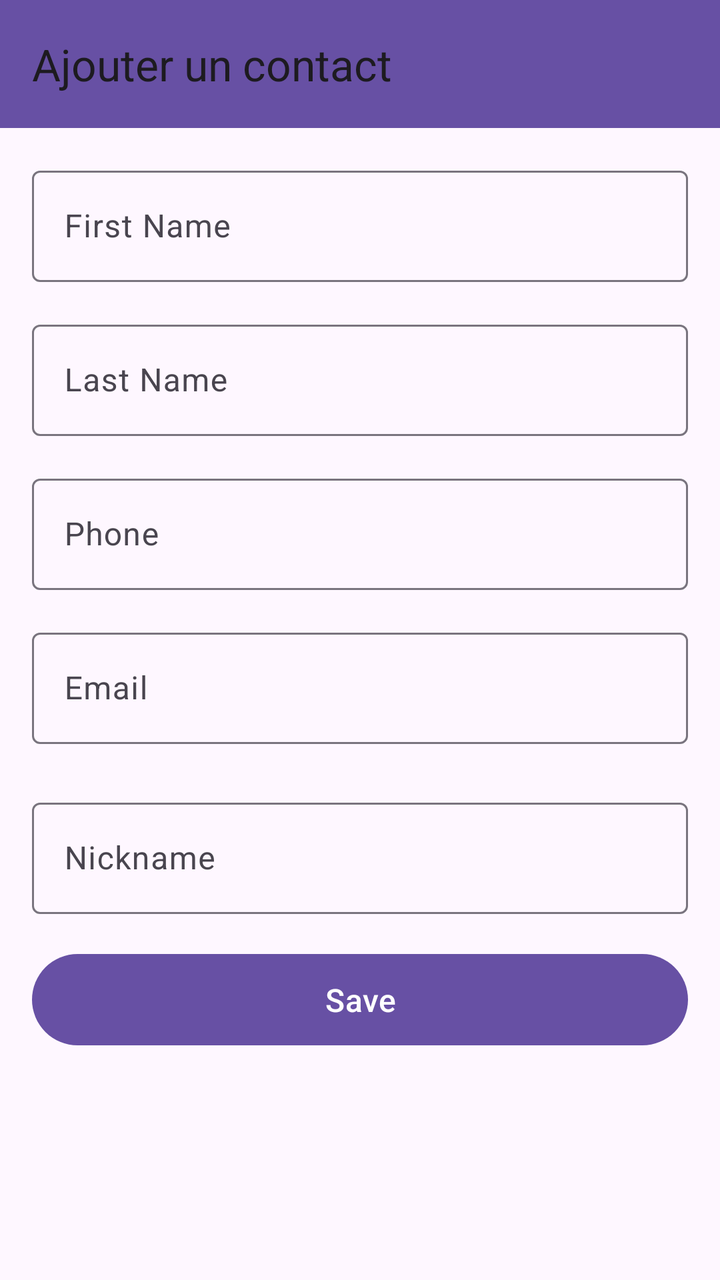
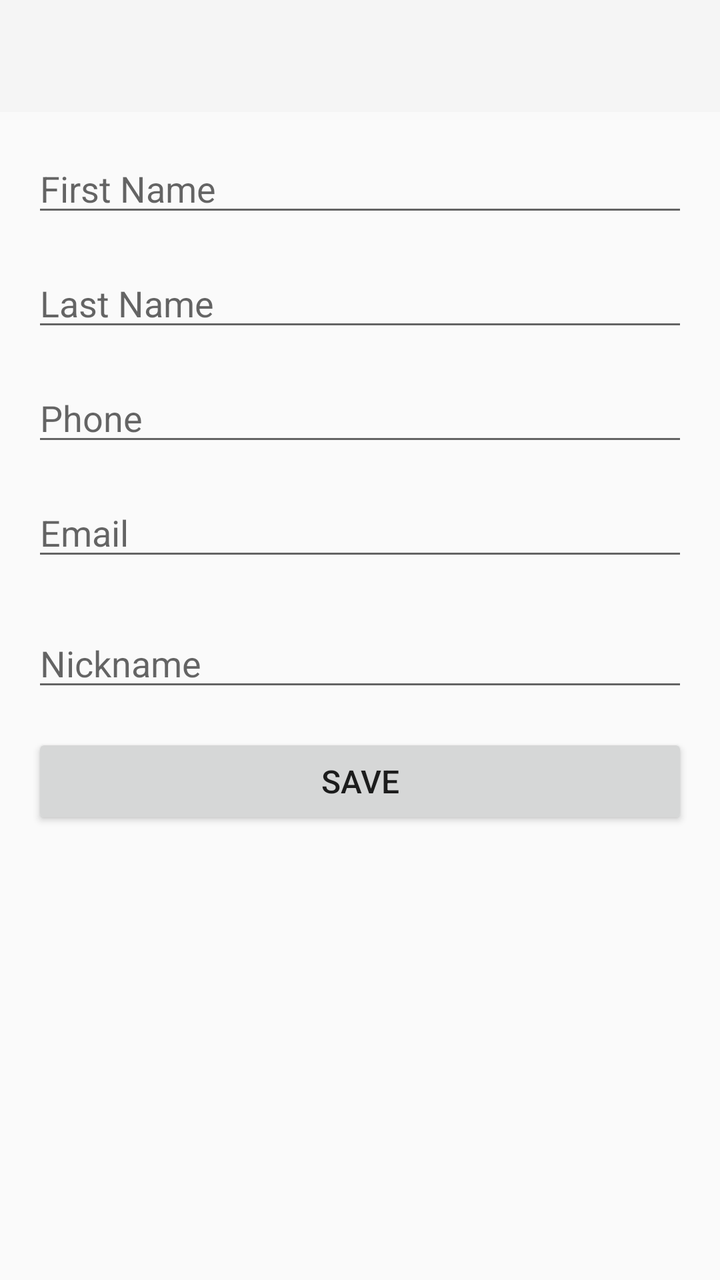

Screens rendered from an Android XML layout before and after an edit, with the pre-edit source and the edit as a unified diff.
<!-- AndroidManifest.xml: application theme Theme.Ft_hangouts -->
<!-- res/layout/activity_add_contact.xml -->
<?xml version="1.0" encoding="utf-8"?>
<androidx.constraintlayout.widget.ConstraintLayout xmlns:android="http://schemas.android.com/apk/res/android"
	xmlns:app="http://schemas.android.com/apk/res-auto"
	xmlns:tools="http://schemas.android.com/tools"
	android:id="@+id/add_contact_container"
	android:layout_width="match_parent"
	android:layout_height="match_parent"
	tools:context=".AddContactActivity">

	<LinearLayout
		android:layout_width="match_parent"
		android:layout_height="match_parent"
		android:orientation="vertical"
		app:layout_constraintTop_toTopOf="parent"
		app:layout_constraintStart_toStartOf="parent">

		<androidx.appcompat.widget.Toolbar
			android:id="@+id/toolbar_add"
			android:layout_width="match_parent"
			android:layout_height="?attr/actionBarSize"
			android:background="?attr/colorPrimary"
			android:theme="?attr/actionBarTheme"
			app:title="Ajouter un contact" />

		<ScrollView
			android:layout_width="match_parent"
			android:layout_height="match_parent"
			android:padding="16dp">

			<LinearLayout
				android:layout_width="match_parent"
				android:layout_height="wrap_content"
				android:orientation="vertical">

				<com.google.android.material.textfield.TextInputLayout
					android:layout_width="match_parent"
					android:layout_height="wrap_content"
					android:layout_marginBottom="16dp">

					<EditText
						android:id="@+id/edit_contact_firstname"
						android:layout_width="match_parent"
						android:layout_height="wrap_content"
						android:hint="@string/edit_firstname"
						android:inputType="text" />
				</com.google.android.material.textfield.TextInputLayout>

				<com.google.android.material.textfield.TextInputLayout
					android:layout_width="match_parent"
					android:layout_height="wrap_content"
					android:layout_marginBottom="16dp">

					<EditText
						android:id="@+id/edit_contact_lastname"
						android:layout_width="match_parent"
						android:layout_height="wrap_content"
						android:hint="@string/edit_lastname"
						android:inputType="text" />
				</com.google.android.material.textfield.TextInputLayout>

				<com.google.android.material.textfield.TextInputLayout
					android:layout_width="match_parent"
					android:layout_height="wrap_content"
					android:layout_marginBottom="16dp">

					<EditText
						android:id="@+id/edit_contact_phone"
						android:layout_width="match_parent"
						android:layout_height="wrap_content"
						android:hint="@string/edit_phone"
						android:inputType="phone" />
				</com.google.android.material.textfield.TextInputLayout>

				<com.google.android.material.textfield.TextInputLayout
					android:layout_width="match_parent"
					android:layout_height="wrap_content"
					android:layout_marginBottom="24dp">

					<EditText
						android:id="@+id/edit_contact_email"
						android:layout_width="match_parent"
						android:layout_height="wrap_content"
						android:hint="@string/edit_email"
						android:inputType="textEmailAddress" />
				</com.google.android.material.textfield.TextInputLayout>

				<com.google.android.material.textfield.TextInputLayout
					android:layout_width="match_parent"
					android:layout_height="wrap_content"
					android:layout_marginBottom="16dp">

					<EditText
						android:id="@+id/edit_contact_nickname"
						android:layout_width="match_parent"
						android:layout_height="wrap_content"
						android:hint="@string/edit_nickname"
						android:inputType="text" />
				</com.google.android.material.textfield.TextInputLayout>

				<Button
					android:id="@+id/btn_save_contact"
					android:layout_width="match_parent"
					android:layout_height="wrap_content"
					android:text="@string/btn_save"
					android:textSize="16sp"
					android:padding="12dp" />
			</LinearLayout>
		</ScrollView>
	</LinearLayout>
</androidx.constraintlayout.widget.ConstraintLayout>
<!-- resources referenced by this layout -->
<resources>
  <string name="btn_save">Save</string>
  <string name="edit_email">Email</string>
  <string name="edit_firstname">First Name</string>
  <string name="edit_lastname">Last Name</string>
  <string name="edit_nickname">Nickname</string>
  <string name="edit_phone">Phone</string>
  <style name="Theme.Ft_hangouts" parent="Base.Theme.Ft_hangouts" />
  <style name="Base.Theme.Ft_hangouts" parent="Theme.Material3.DayNight.NoActionBar">
          
          
      </style>
</resources>

<!-- the commit's change to res/layout/activity_add_contact.xml (unified diff, before → after) -->
@@ -1,110 +1,77 @@
 <?xml version="1.0" encoding="utf-8"?>
-<androidx.constraintlayout.widget.ConstraintLayout xmlns:android="http://schemas.android.com/apk/res/android"
-	xmlns:app="http://schemas.android.com/apk/res-auto"
+<LinearLayout xmlns:android="http://schemas.android.com/apk/res/android"
 	xmlns:tools="http://schemas.android.com/tools"
 	android:id="@+id/add_contact_container"
 	android:layout_width="match_parent"
 	android:layout_height="match_parent"
+	android:orientation="vertical"
 	tools:context=".AddContactActivity">
 
-	<LinearLayout
+	<androidx.appcompat.widget.Toolbar
+		android:id="@+id/toolbar_add"
+		android:layout_width="match_parent"
+		android:layout_height="?attr/actionBarSize"
+		android:background="?attr/colorPrimary"
+		android:theme="?attr/actionBarTheme"
+		android:title="@string/toolbar_add_contact" />
+
+	<ScrollView
 		android:layout_width="match_parent"
 		android:layout_height="match_parent"
-		android:orientation="vertical"
-		app:layout_constraintTop_toTopOf="parent"
-		app:layout_constraintStart_toStartOf="parent">
+		android:padding="16dp">
 
-		<androidx.appcompat.widget.Toolbar
-			android:id="@+id/toolbar_add"
+		<LinearLayout
 			android:layout_width="match_parent"
-			android:layout_height="?attr/actionBarSize"
-			android:background="?attr/colorPrimary"
-			android:theme="?attr/actionBarTheme"
-			app:title="Ajouter un contact" />
+			android:layout_height="wrap_content"
+			android:orientation="vertical">
 
-		<ScrollView
-			android:layout_width="match_parent"
-			android:layout_height="match_parent"
-			android:padding="16dp">
-
-			<LinearLayout
+			<EditText
+				android:id="@+id/edit_contact_firstname"
 				android:layout_width="match_parent"
 				android:layout_height="wrap_content"
-				android:orientation="vertical">
+				android:layout_marginBottom="16dp"
+				android:hint="@string/edit_firstname"
+				android:inputType="text" />
 
-				<com.google.android.material.textfield.TextInputLayout
-					android:layout_width="match_parent"
-					android:layout_height="wrap_content"
-					android:layout_marginBottom="16dp">
+			<EditText
+				android:id="@+id/edit_contact_lastname"
+				android:layout_width="match_parent"
+				android:layout_height="wrap_content"
+				android:layout_marginBottom="16dp"
+				android:hint="@string/edit_lastname"
+				android:inputType="text" />
 
-					<EditText
-						android:id="@+id/edit_contact_firstname"
-						android:layout_width="match_parent"
-						android:layout_height="wrap_content"
-						android:hint="@string/edit_firstname"
-						android:inputType="text" />
-				</com.google.android.material.textfield.TextInputLayout>
+			<EditText
+				android:id="@+id/edit_contact_phone"
+				android:layout_width="match_parent"
+				android:layout_height="wrap_content"
+				android:layout_marginBottom="16dp"
+				android:hint="@string/edit_phone"
+				android:inputType="phone" />
 
-				<com.google.android.material.textfield.TextInputLayout
-					android:layout_width="match_parent"
-					android:layout_height="wrap_content"
-					android:layout_marginBottom="16dp">
+			<EditText
+				android:id="@+id/edit_contact_email"
+				android:layout_width="match_parent"
+				android:layout_height="wrap_content"
+				android:layout_marginBottom="24dp"
+				android:hint="@string/edit_email"
+				android:inputType="textEmailAddress" />
 
-					<EditText
-						android:id="@+id/edit_contact_lastname"
-						android:layout_width="match_parent"
-						android:layout_height="wrap_content"
-						android:hint="@string/edit_lastname"
-						android:inputType="text" />
-				</com.google.android.material.textfield.TextInputLayout>
+			<EditText
+				android:id="@+id/edit_contact_nickname"
+				android:layout_width="match_parent"
+				android:layout_height="wrap_content"
+				android:layout_marginBottom="16dp"
+				android:hint="@string/edit_nickname"
+				android:inputType="text" />
 
-				<com.google.android.material.textfield.TextInputLayout
-					android:layout_width="match_parent"
-					android:layout_height="wrap_content"
-					android:layout_marginBottom="16dp">
-
-					<EditText
-						android:id="@+id/edit_contact_phone"
-						android:layout_width="match_parent"
-						android:layout_height="wrap_content"
-						android:hint="@string/edit_phone"
-						android:inputType="phone" />
-				</com.google.android.material.textfield.TextInputLayout>
-
-				<com.google.android.material.textfield.TextInputLayout
-					android:layout_width="match_parent"
-					android:layout_height="wrap_content"
-					android:layout_marginBottom="24dp">
-
-					<EditText
-						android:id="@+id/edit_contact_email"
-						android:layout_width="match_parent"
-						android:layout_height="wrap_content"
-						android:hint="@string/edit_email"
-						android:inputType="textEmailAddress" />
-				</com.google.android.material.textfield.TextInputLayout>
-
-				<com.google.android.material.textfield.TextInputLayout
-					android:layout_width="match_parent"
-					android:layout_height="wrap_content"
-					android:layout_marginBottom="16dp">
-
-					<EditText
-						android:id="@+id/edit_contact_nickname"
-						android:layout_width="match_parent"
-						android:layout_height="wrap_content"
-						android:hint="@string/edit_nickname"
-						android:inputType="text" />
-				</com.google.android.material.textfield.TextInputLayout>
-
-				<Button
-					android:id="@+id/btn_save_contact"
-					android:layout_width="match_parent"
-					android:layout_height="wrap_content"
-					android:text="@string/btn_save"
-					android:textSize="16sp"
-					android:padding="12dp" />
-			</LinearLayout>
-		</ScrollView>
-	</LinearLayout>
-</androidx.constraintlayout.widget.ConstraintLayout>
+			<Button
+				android:id="@+id/btn_save_contact"
+				android:layout_width="match_parent"
+				android:layout_height="wrap_content"
+				android:padding="12dp"
+				android:text="@string/btn_save"
+				android:textSize="16sp" />
+		</LinearLayout>
+	</ScrollView>
+</LinearLayout>
<!-- resource entries referenced after the edit -->
@@ -6,9 +6,9 @@
   <string name="edit_lastname">Last Name</string>
   <string name="edit_nickname">Nickname</string>
   <string name="edit_phone">Phone</string>
+  <string name="toolbar_add_contact">Add Contact</string>
   <style name="Theme.Ft_hangouts" parent="Base.Theme.Ft_hangouts" />
-  <style name="Base.Theme.Ft_hangouts" parent="Theme.Material3.DayNight.NoActionBar">
-          
+  <style name="Base.Theme.Ft_hangouts" parent="Theme.AppCompat.DayNight.NoActionBar">
           
       </style>
 </resources>
